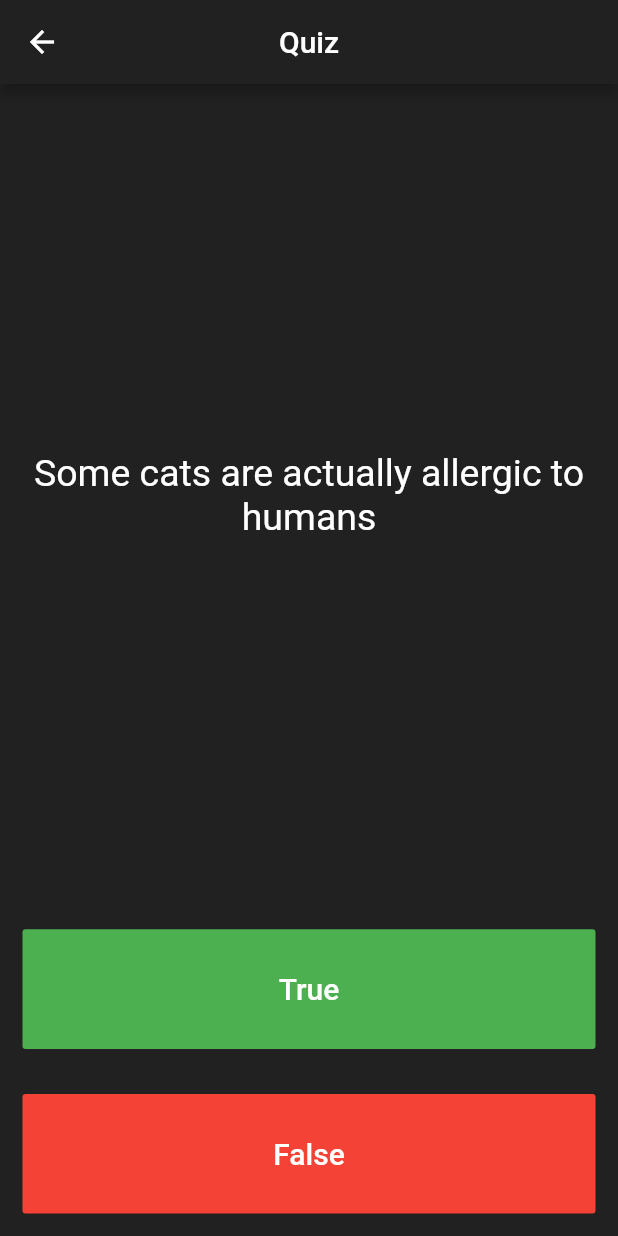
After one commit to qandeelabbassi/flutter-practice, a Flutter app: the screen it shows after launch, after a tap on "Quiz", on a phone screen of 412 x 824 dp. The commit adds this screen. Run offline on Flutter 3.47's test engine with Material 2 defaults, Android fonts, the phone set to English and light mode, and no system bars; our stand-ins replace audioplayers; missing offline and left inert: platform_alert_dialog.

Commit message:
added quiz page

```diff
--- a/lib/main.dart
+++ b/lib/main.dart
@@ -1,7 +1,8 @@
 import 'package:flutter/material.dart';
-import 'package:flutter_practice/xylophone_page.dart';
-import 'dice_game_page.dart';
-import 'profile_page.dart';
+import 'package:flutter_practice/quiz/quiz_page.dart';
+import 'package:flutter_practice/xylophone/xylophone_page.dart';
+import 'dice/dice_game_page.dart';
+import 'profile/profile_page.dart';
 
 void main() {
   runApp(MaterialApp(
@@ -49,6 +50,15 @@
                               builder: (context) => XylophonePage()),
                         );
                       }),
+                  RaisedButton(
+                      child: Text('Quiz'),
+                      onPressed: () {
+                        Navigator.push(
+                          context,
+                          MaterialPageRoute(
+                              builder: (context) => QuizPage()),
+                        );
+                      }),
                 ],
               )),
         ));
--- a/lib/profile_page.dart
+++ b/lib/profile/profile_page.dart
@@ -8,7 +8,7 @@
 
 
 import 'package:flutter/material.dart';
-import 'styles.dart';
+import '../styles.dart';
 
 class ProfilePage extends StatelessWidget {
   @override
--- /dev/null
+++ b/lib/quiz/question.dart
@@ -0,0 +1,6 @@
+class Question{
+  String question;
+  bool answer;
+
+  Question(this.question, this.answer);
+}
--- /dev/null
+++ b/lib/quiz/quiz_brain.dart
@@ -0,0 +1,92 @@
+import 'package:flutter/cupertino.dart';
+import 'package:flutter/material.dart';
+import 'package:flutter_practice/quiz/question.dart';
+
+class QuizBrain {
+  int _correctCount = 0;
+  List<Icon> _scoreKeeper = [];
+  int _questionNumber = 0;
+  List<Question> _questionBank = [
+    Question('Some cats are actually allergic to humans', true),
+    Question('You can lead a cow down stairs but not up stairs.', false),
+    Question('Approximately one quarter of human bones are in the feet.', true),
+    Question('A slug\'s blood is green.', true),
+    Question('Buzz Aldrin\'s mother\'s maiden name was \"Moon\".', true),
+    Question('It is illegal to pee in the Ocean in Portugal.', true),
+    Question(
+        'No piece of square dry paper can be folded in half more than 7 times.',
+        false),
+    Question(
+        'In London, UK, if you happen to die in the House of Parliament, you are technically entitled to a state funeral, because the building is considered too sacred a place.',
+        true),
+    Question(
+        'The loudest sound produced by any animal is 188 decibels. That animal is the African Elephant.',
+        false),
+    Question(
+        'The total surface area of two human lungs is approximately 70 square metres.',
+        true),
+    Question('Google was originally called \"Backrub\".', true),
+    Question(
+        'Chocolate affects a dog\'s heart and nervous system; a few ounces are enough to kill a small dog.',
+        true),
+    Question(
+        'In West Virginia, USA, if you accidentally hit an animal with your car, you are free to take it home to eat.',
+        true)
+  ];
+
+  int getTotalQuestions() {
+    return _questionBank.length;
+  }
+
+  String getQuestionText() {
+    return _questionBank[_questionNumber].question;
+  }
+
+  int nextQuestion() {
+    if (_questionNumber < _questionBank.length - 1) {
+      return _questionNumber++;
+    } else {
+      return -1;
+    }
+  }
+
+  bool getAnswer(bool answer) {
+    return _questionBank[_questionNumber].answer;
+  }
+
+  int getCorrectCount() {
+    return _correctCount;
+  }
+
+  List<Widget> getScore() {
+    return _scoreKeeper;
+  }
+
+  List<Widget> updateScore(bool answer) {
+    if (_scoreKeeper.length != _questionBank.length) {
+      if (answer == this.getAnswer(answer)) {
+        _scoreKeeper.add(Icon(
+          Icons.check,
+          color: Colors.green,
+        ));
+        _correctCount++;
+      } else {
+        _scoreKeeper.add(Icon(
+          Icons.close,
+          color: Colors.red,
+        ));
+      }
+    }
+    return _scoreKeeper;
+  }
+
+  bool isFinished() {
+    return nextQuestion() == -1;
+  }
+
+  void reset() {
+    _questionNumber = 0;
+    _scoreKeeper = [];
+    _correctCount = 0;
+  }
+}
--- /dev/null
+++ b/lib/quiz/quiz_page.dart
@@ -0,0 +1,121 @@
+import 'package:flutter/material.dart';
+import 'package:flutter_practice/quiz/quiz_brain.dart';
+import 'package:platform_alert_dialog/platform_alert_dialog.dart';
+
+class QuizPage extends StatefulWidget {
+  @override
+  _QuizPageState createState() => _QuizPageState();
+}
+
+class _QuizPageState extends State<QuizPage> {
+  QuizBrain quizBrain = QuizBrain();
+  void answerQuestion(bool answer) {
+    setState(() {
+      quizBrain.updateScore(answer);
+      if (quizBrain.nextQuestion() == -1) {
+        showAlert(quizBrain.getCorrectCount(), quizBrain.getTotalQuestions());
+      }
+    });
+  }
+
+  void showAlert(int correctCount, int totalCount) {
+    showDialog<void>(
+      context: context,
+      builder: (BuildContext context) {
+        return PlatformAlertDialog(
+          title: Text('Finished!'),
+          content: Text('You answered $correctCount of the $totalCount questions correctly!'),
+          actions: <Widget>[
+            PlatformDialogAction(
+              child: Text('OK'),
+              onPressed: () {
+                Navigator.of(context).pop();
+                setState(() {
+                  quizBrain.reset();
+                });
+              },
+            )
+          ],
+        );
+      },
+    );
+  }
+
+  @override
+  Widget build(BuildContext context) {
+    return MaterialApp(
+        home: Scaffold(
+            appBar: AppBar(
+                backgroundColor: Colors.grey.shade900,
+                title: Text('Quiz'),
+                centerTitle: true,
+                leading: IconButton(
+                  icon: Icon(Icons.arrow_back),
+                  onPressed: () => Navigator.pop(context, false),
+                )),
+            backgroundColor: Colors.grey.shade900,
+            body: SafeArea(
+                child: Column(
+              mainAxisAlignment: MainAxisAlignment.spaceBetween,
+              crossAxisAlignment: CrossAxisAlignment.stretch,
+              children: <Widget>[
+                Expanded(
+                  flex: 5,
+                  child: Padding(
+                    padding: EdgeInsets.all(10.0),
+                    child: Center(
+                      child: Text(
+                        quizBrain.getQuestionText(),
+                        textAlign: TextAlign.center,
+                        style: TextStyle(
+                          fontSize: 25.0,
+                          color: Colors.white,
+                        ),
+                      ),
+                    ),
+                  ),
+                ),
+                Expanded(
+                  child: Padding(
+                    padding: EdgeInsets.all(15.0),
+                    child: FlatButton(
+                      textColor: Colors.white,
+                      color: Colors.green,
+                      child: Text(
+                        'True',
+                        style: TextStyle(
+                          color: Colors.white,
+                          fontSize: 20.0,
+                        ),
+                      ),
+                      onPressed: () {
+                        answerQuestion(true);
+                      },
+                    ),
+                  ),
+                ),
+                Expanded(
+                  child: Padding(
+                    padding: EdgeInsets.all(15.0),
+                    child: FlatButton(
+                      color: Colors.red,
+                      child: Text(
+                        'False',
+                        style: TextStyle(
+                          fontSize: 20.0,
+                          color: Colors.white,
+                        ),
+                      ),
+                      onPressed: () {
+                        answerQuestion(false);
+                      },
+                    ),
+                  ),
+                ),
+                Row(
+                  children: quizBrain.getScore(),
+                )
+              ],
+            ))));
+  }
+}
--- a/pubspec.yaml
+++ b/pubspec.yaml
@@ -24,6 +24,7 @@
   # Use with the CupertinoIcons class for iOS style icons.
   cupertino_icons: ^0.1.2
   audioplayers: ^0.14.1
+  platform_alert_dialog: ^1.0.0+2
 
 dev_dependencies:
   flutter_test:
```
Also changed, not shown: lib/dice/dice_game_page.dart (renamed from lib/dice_game_page.dart), lib/xylophone/xylophone_page.dart (renamed from lib/xylophone_page.dart), pubspec.lock, 5 other files.
